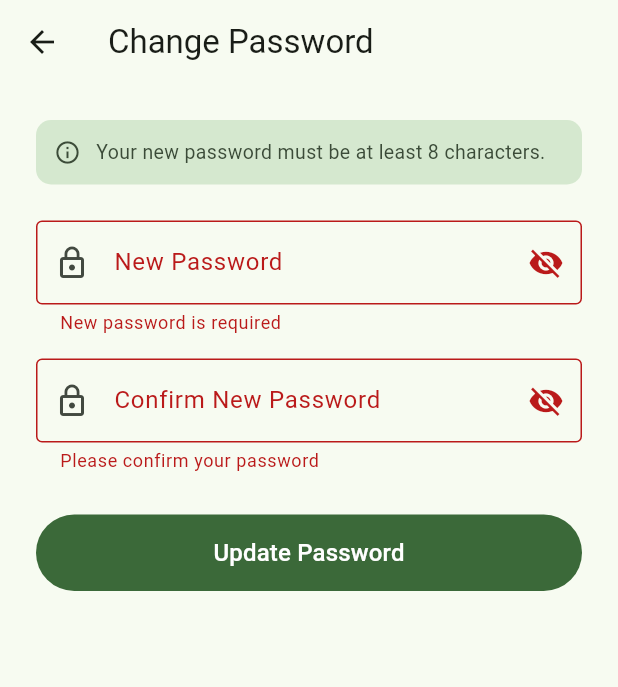
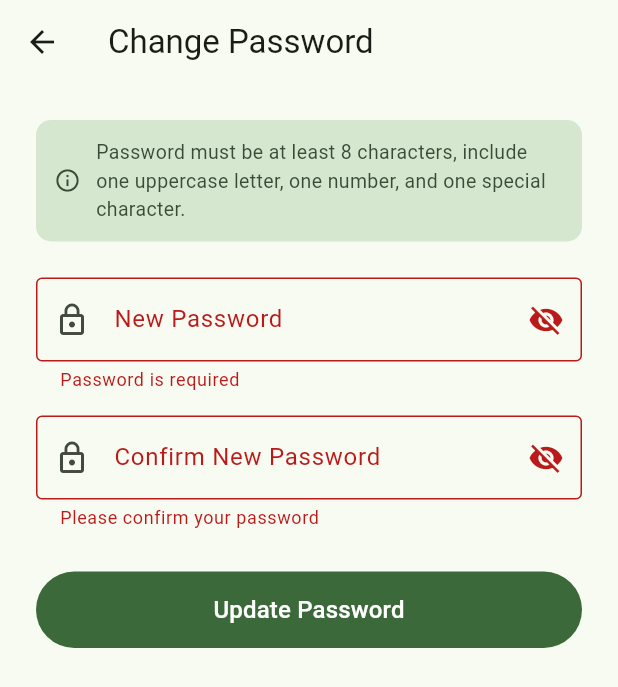
Before and after one commit to tanbl123/freelancer_project, a Flutter app: the ChangePasswordPage screen opened by its route, after a tap on "Update Password", on a phone screen of 412 x 824 dp. Shown: the top 687 px of the screen. Run offline on Flutter 3.47's test engine with Material 3 defaults, Android fonts, the phone set to English and light mode, and no system bars; our stand-ins replace camera, connectivity_plus, country_picker, file_picker, fl_chart, image_picker and 5 more; missing offline and left inert: flutter_stripe; accounts and stored records are empty.

Commit message:
UPDATE 6

```diff
--- a/lib/src/features/chat/services/chat_service.dart
+++ b/lib/src/features/chat/services/chat_service.dart
@@ -233,7 +233,10 @@ class ChatService {
         // Never opened → unread if there is at least one message
         result[room.id] = room.lastMessage != null;
       } else {
-        result[room.id] = room.lastMessageAt!.isAfter(lastRead);
+        // Normalise both to UTC before comparing to avoid local-clock drift
+        final msgTime = room.lastMessageAt!.toUtc();
+        final readTime = lastRead.toUtc();
+        result[room.id] = msgTime.isAfter(readTime);
       }
     }
     return result;
--- a/lib/src/features/profile/screens/change_password_page.dart
+++ b/lib/src/features/profile/screens/change_password_page.dart
@@ -1,6 +1,7 @@
 import 'package:flutter/material.dart';
 
 import '../../../state/app_state.dart';
+import '../../user/services/user_validator.dart';
 
 class ChangePasswordPage extends StatefulWidget {
   const ChangePasswordPage({super.key});
@@ -74,7 +75,7 @@ class _ChangePasswordPageState extends State<ChangePasswordPage> {
                     const SizedBox(width: 10),
                     Expanded(
                       child: Text(
-                        'Your new password must be at least 8 characters.',
+                        'Password must be at least 8 characters, include one uppercase letter, one number, and one special character.',
                         style: TextStyle(
                           fontSize: 13,
                           color: Theme.of(context)
@@ -105,11 +106,7 @@ class _ChangePasswordPageState extends State<ChangePasswordPage> {
                   ),
                 ),
                 textInputAction: TextInputAction.next,
-                validator: (v) {
-                  if (v == null || v.isEmpty) return 'New password is required';
-                  if (v.length < 8) return 'At least 8 characters required';
-                  return null;
-                },
+                validator: UserValidator.validatePassword,
               ),
               const SizedBox(height: 16),
 
@@ -131,13 +128,8 @@ class _ChangePasswordPageState extends State<ChangePasswordPage> {
                 ),
                 textInputAction: TextInputAction.done,
                 onFieldSubmitted: (_) => _submit(),
-                validator: (v) {
-                  if (v == null || v.isEmpty) return 'Please confirm your password';
-                  if (v != _newPasswordController.text) {
-                    return 'Passwords do not match';
-                  }
-                  return null;
-                },
+                validator: (v) => UserValidator.validateConfirmPassword(
+                    v, _newPasswordController.text),
               ),
               const SizedBox(height: 28),
 
```
Also changed, not shown: lib/src/services/supabase_service.dart (+21 -7 lines).
